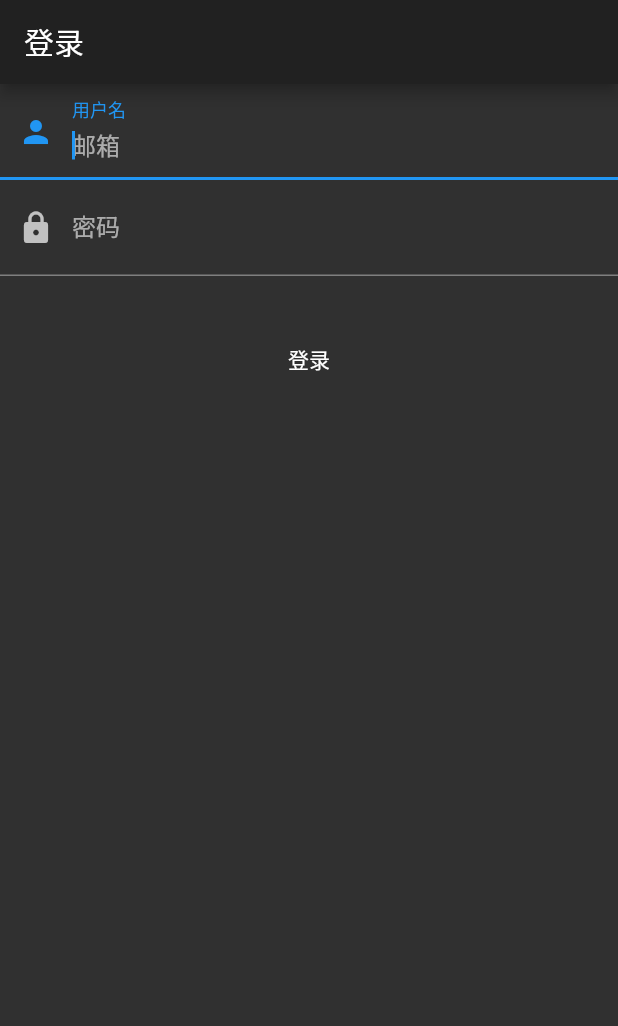
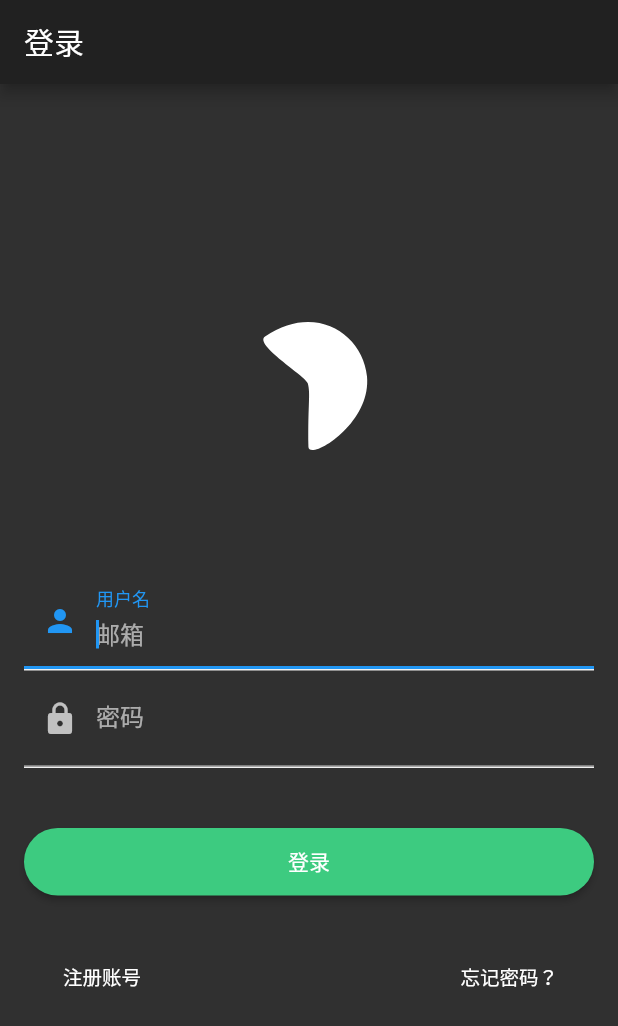
Before and after one commit to di1shuai/sleep_early, a Flutter app: the screen it shows after launch, on a phone screen of 412 x 824 dp. Shown: the top 1026 px of the screen. Run offline on Flutter 3.47's test engine with Material 2 defaults, Android fonts, the phone set to English and light mode, and no system bars; our stand-ins replace device_info, dio, flutter_svg, permission_handler, shared_preferences; missing offline and left inert: cron, platform_device_id, shutdown_platform; accounts and stored records are empty.

Commit message:
注册 - 邮箱

```diff
--- a/lib/api/account_api.dart
+++ b/lib/api/account_api.dart
@@ -1,9 +1,9 @@
 import 'package:flutter/material.dart';
 import 'package:provider/provider.dart';
+import 'package:sleep_early/common/api_url.dart';
 import 'package:sleep_early/common/providers.dart';
 import 'package:sleep_early/models/account.dart';
 
-import 'api_url.dart';
 import 'api_util.dart';
 
 class AccountAPI {
--- a/lib/api/api_util.dart
+++ b/lib/api/api_util.dart
@@ -2,7 +2,7 @@ import 'dart:io';
 
 import 'package:dio/adapter.dart';
 import 'package:dio/dio.dart';
-import 'package:sleep_early/api/api_url.dart';
+import 'package:sleep_early/common/api_url.dart';
 import 'package:sleep_early/models/api_response.dart';
 
 Map<String, dynamic> optHeader = {
--- a/lib/api/device_api.dart
+++ b/lib/api/device_api.dart
@@ -2,10 +2,10 @@ import 'dart:io';
 
 import 'package:flutter/material.dart';
 import 'package:sleep_early/api/account_api.dart';
+import 'package:sleep_early/common/api_url.dart';
 import 'package:sleep_early/common/global.dart';
 import 'package:sleep_early/models/device.dart';
 
-import 'api_url.dart';
 import 'api_util.dart';
 import 'cron_api.dart';
 
@@ -37,6 +37,7 @@ class DeviceAPI {
     var data = await APIUtil.post(APIUrl.DEVICE, device.toMap());
     try {
       Device device = Device.fromMap(data);
+      shutdownInit(device);
       return device;
     } catch (err) {
       throw Exception('Failed to load Device');
--- a/lib/api/api_url.dart
+++ b/lib/common/api_url.dart
@@ -5,6 +5,8 @@ class APIUrl {
   static const String ACCOUNT =  'account/';
 
   static const String SIGNIN =  'signin/';
+  static const String SIGNUP =  'signup/';
+  static const String VERIFIED =  'verified/';
 
   static const String EXCEPTION =  'test/exception/';
 
--- a/lib/common/routes.dart
+++ b/lib/common/routes.dart
@@ -2,11 +2,13 @@ import 'package:flutter/cupertino.dart';
 import 'package:sleep_early/views/demo.dart';
 import 'package:sleep_early/views/home.dart';
 import 'package:sleep_early/views/signin.dart';
+import 'package:sleep_early/views/signup.dart';
 
 class Routes{
 
   static const String HOME_ROUTE  = "/";
   static const String SIGNIN_ROUTE = "/signin";
+  static const String SIGNUP_ROUTE = "/signup";
   static const String DEMO_ROUTE  = "/demo";
 
 
@@ -14,6 +16,7 @@ class Routes{
     return {
       HOME_ROUTE : (context) => HomeRoute(),
       SIGNIN_ROUTE : (context) => SigninRoute(),
+      SIGNUP_ROUTE : (context) => SignupRoute(),
       DEMO_ROUTE : (context) => DemoRoute(),
     };
   }
--- a/lib/demo/http_demo.dart
+++ b/lib/demo/http_demo.dart
@@ -5,8 +5,8 @@ import 'package:dio/dio.dart';
 import 'package:flutter/material.dart';
 import 'package:http/http.dart' as http;
 import 'package:sleep_early/api/account_api.dart';
-import 'package:sleep_early/api/api_url.dart';
 import 'package:sleep_early/api/api_util.dart';
+import 'package:sleep_early/common/api_url.dart';
 import 'package:sleep_early/models/account.dart';
 
 
--- a/lib/models/sign.dart
+++ b/lib/models/sign.dart
@@ -6,23 +6,54 @@ class Sign {
   String username;
   String password;
   IdentityType identityType;
-
+  String verifiedCode;
   Sign({
     this.username,
     this.password,
     this.identityType,
+    this.verifiedCode,
   });
 
   Sign copyWith({
     String username,
     String password,
     IdentityType identityType,
+    String verifiedCode,
   }) {
     return Sign(
       username: username ?? this.username,
       password: password ?? this.password,
       identityType: identityType ?? this.identityType,
+      verifiedCode: verifiedCode ?? this.verifiedCode,
     );
+  }
+
+  String toJson() => json.encode(toMap());
+
+  static Sign fromJson(String source) => fromMap(json.decode(source));
+
+  @override
+  String toString() {
+    return 'Sign(username: $username, password: $password, identityType: $identityType, verifiedCode: $verifiedCode)';
+  }
+
+  @override
+  bool operator ==(Object o) {
+    if (identical(this, o)) return true;
+
+    return o is Sign &&
+      o.username == username &&
+      o.password == password &&
+      o.identityType == identityType &&
+      o.verifiedCode == verifiedCode;
+  }
+
+  @override
+  int get hashCode {
+    return username.hashCode ^
+      password.hashCode ^
+      identityType.hashCode ^
+      verifiedCode.hashCode;
   }
 
   Map<String, dynamic> toMap() {
@@ -30,6 +61,7 @@ class Sign {
       'username': username,
       'password': password,
       'identityType': identityType.index,
+      'verifiedCode': verifiedCode,
     };
   }
 
@@ -40,26 +72,7 @@ class Sign {
       username: map['username'],
       password: map['password'],
       identityType: IdentityType.values[map['identityType']],
+      verifiedCode: map['verifiedCode'],
     );
   }
-
-  String toJson() => json.encode(toMap());
-
-  static Sign fromJson(String source) => fromMap(json.decode(source));
-
-  @override
-  String toString() => 'Sign(username: $username, password: $password, identityType: $identityType)';
-
-  @override
-  bool operator ==(Object o) {
-    if (identical(this, o)) return true;
-
-    return o is Sign &&
-      o.username == username &&
-      o.password == password &&
-      o.identityType == identityType;
-  }
-
-  @override
-  int get hashCode => username.hashCode ^ password.hashCode ^ identityType.hashCode;
 }
--- a/lib/views/home.dart
+++ b/lib/views/home.dart
@@ -17,6 +17,7 @@ class HomeRoute extends StatelessWidget {
           title: Text('SleepEarly'),
         ),
         drawer: Menu(),
+        backgroundColor: Theme.of(context).backgroundColor,
         body: Column(children: <Widget>[
           Expanded(
             flex: 6,
--- a/lib/views/signin.dart
+++ b/lib/views/signin.dart
@@ -1,4 +1,5 @@
 import 'package:flutter/material.dart';
+import 'package:flutter_svg/flutter_svg.dart';
 import 'package:provider/provider.dart';
 import 'package:sleep_early/api/sign_api.dart';
 import 'package:sleep_early/common/providers.dart';
@@ -13,8 +14,9 @@ class SigninRoute extends StatefulWidget {
 }
 
 class _SigninRouteState extends State<SigninRoute> {
-  TextEditingController _unameController = TextEditingController();
-  TextEditingController _upassController = TextEditingController();
+  TextEditingController _usernameC = TextEditingController();
+  TextEditingController _passwordC = TextEditingController();
+  TextEditingController _verifiedCodeC = TextEditingController();
 
   @override
   Widget build(BuildContext context) {
@@ -23,34 +25,110 @@ class _SigninRouteState extends State<SigninRoute> {
         title: Text("登录"),
       ),
       body: Column(children: [
-        TextField(
+        new Container(
+            padding: EdgeInsets.only(top: 100.0, bottom: 10.0),
+            child: SvgPicture.asset("imgs/logo_light.svg",
+                width: 200,
+                color: Theme.of(context).iconTheme.color,
+                semanticsLabel: "Sleep Early")),
+        new Container(
+          padding: const EdgeInsets.all(16.0),
+          child: Column(
+            children: <Widget>[
+              new Container(
+                  decoration: new BoxDecoration(
+                      border: new Border(
+                          bottom: BorderSide(
+                              color: Color.fromARGB(255, 240, 240, 240),
+                              width: 1.0))),
+                  child: TextField(
                     autofocus: true,
-          controller: _unameController,
+                    controller: _usernameC,
                     decoration: InputDecoration(
                         labelText: "用户名",
                         hintText: "邮箱",
                         prefixIcon: Icon(Icons.person)),
-        ),
-        TextField(
-          controller: _upassController,
+                  )),
+              new Container(
+                decoration: new BoxDecoration(
+                    border: new Border(
+                        bottom: BorderSide(
+                            color: Color.fromARGB(255, 240, 240, 240),
+                            width: 1.0))),
+                child: TextField(
+                  controller: _passwordC,
                   decoration: InputDecoration(
                       labelText: "密码",
                       hintText: "您的登录密码",
                       prefixIcon: Icon(Icons.lock)),
                   obscureText: true,
                 ),
-        Text(_unameController.text),
-        Text(_upassController.text),
+              ),
+              new Container(
+                height: 45.0,
+                margin: EdgeInsets.only(top: 40.0),
+                child: new SizedBox.expand(
+                  child: new RaisedButton(
+                    onPressed: () async {
+                      Account account = await SignAPI.signin(Sign(
+                          username: _usernameC.text,
+                          password: _passwordC.text,
+                          identityType: IdentityType.EMAIL));
+                      Provider.of<AccountProvider>(context, listen: false)
+                          .account = account;
+                      Navigator.pushNamedAndRemoveUntil(context,
+                          Routes.HOME_ROUTE, (Route<dynamic> route) => false);
+                    },
+                    color: Color.fromARGB(255, 61, 203, 128),
+                    // color: Theme.of(context).accentColor,
+                    child: new Text(
+                      '登录',
+                      style: TextStyle(
+                        fontSize: 14.0,
+                        // color: Color.fromARGB(255, 255, 255, 255)
+                      ),
+                    ),
+                    shape: new RoundedRectangleBorder(
+                        borderRadius: new BorderRadius.circular(45.0)),
+                  ),
+                ),
+              ),
+              new Container(
+                margin: EdgeInsets.only(top: 30.0),
+                padding: EdgeInsets.only(left: 8.0, right: 8.0),
+                child: new Row(
+                  mainAxisAlignment: MainAxisAlignment.spaceBetween,
+                  children: <Widget>[
+                    new Container(
+                        child: FlatButton(
+                      onPressed: () {
+                        Navigator.of(context).pushNamed(Routes.SIGNUP_ROUTE);
+                      },
+                      child: Text(
+                        '注册账号',
+                        style: TextStyle(
+                          fontSize: 13.0,
+                          // color: Color.fromARGB(255, 53, 53, 53)
+                        ),
+                      ),
+                    )),
                     FlatButton(
-          onPressed: () async {
-            Account account =
-                await SignAPI.signin(Sign(username:_unameController.text, password:_upassController.text,identityType:IdentityType.EMAIL));
-            Provider.of<AccountProvider>(context, listen: false).account =
-                account;
-            Navigator.pushNamedAndRemoveUntil(
-                context, Routes.HOME_ROUTE, (Route<dynamic> route) => false);
+                      onPressed: () {
+                        print("跳转");
                       },
-          child: Text('登录'),
+                      child: Text(
+                        '忘记密码？',
+                        style: TextStyle(
+                          fontSize: 13.0,
+                          // color: Color.fromARGB(255, 53, 53, 53)
+                        ),
+                      ),
+                    )
+                  ],
+                ),
+              ),
+            ],
+          ),
         ),
       ]),
     );
--- a/lib/widgets/menu.dart
+++ b/lib/widgets/menu.dart
@@ -1,4 +1,5 @@
 import 'package:flutter/material.dart';
+import 'package:sleep_early/api/account_api.dart';
 import 'package:sleep_early/common/routes.dart';
 
 class Menu extends StatelessWidget {
@@ -30,7 +31,7 @@ class Menu extends StatelessWidget {
                     ),
                   ),
                   Text(
-                    "Wendux",
+                    AccountAPI.currentAccount(context).nickname,
                     style: TextStyle(fontWeight: FontWeight.bold),
                   )
                 ],
@@ -54,7 +55,7 @@ class Menu extends StatelessWidget {
                   ),
                   ListTile(
                     leading: const Icon(Icons.ac_unit),
-                    title: const Text('Login'),
+                    title: const Text('Signin'),
                     onTap: () => Navigator.of(context).pushNamed( Routes.SIGNIN_ROUTE),
                   ),
                 ],
--- a/pubspec.yaml
+++ b/pubspec.yaml
@@ -36,6 +36,7 @@ dependencies:
   shared_preferences: ^0.5.7
   dio: ^3.0.9
   cron: ^0.2.3
+  flutter_svg: ^0.17.4
 
 dev_dependencies:
   flutter_test:
@@ -59,6 +60,8 @@ flutter:
   #  - images/a_dot_ham.jpeg
   assets:
     - imgs/avatar.png
+    - imgs/logo.svg
+    - imgs/logo_light.svg
   # An image asset can refer to one or more resolution-specific "variants", see
   # https://flutter.dev/assets-and-images/#resolution-aware.
 
```
Also changed, not shown: lib/api/sign_api.dart (+28 -6 lines), lib/demo/login.dart (added, +180 -0 lines), lib/demo/svg_demo.dart (added, +24 -0 lines), lib/views/demo.dart (+22 -0 lines), lib/views/signup.dart (added, +137 -0 lines), lib/widgets/device_card.dart (+11 -12 lines), lib/widgets/input.dart (added, +20 -0 lines), imgs/logo.svg (added), imgs/logo_light.svg (added), pubspec.lock. Lines whose indentation alone changed are shown as unchanged.
